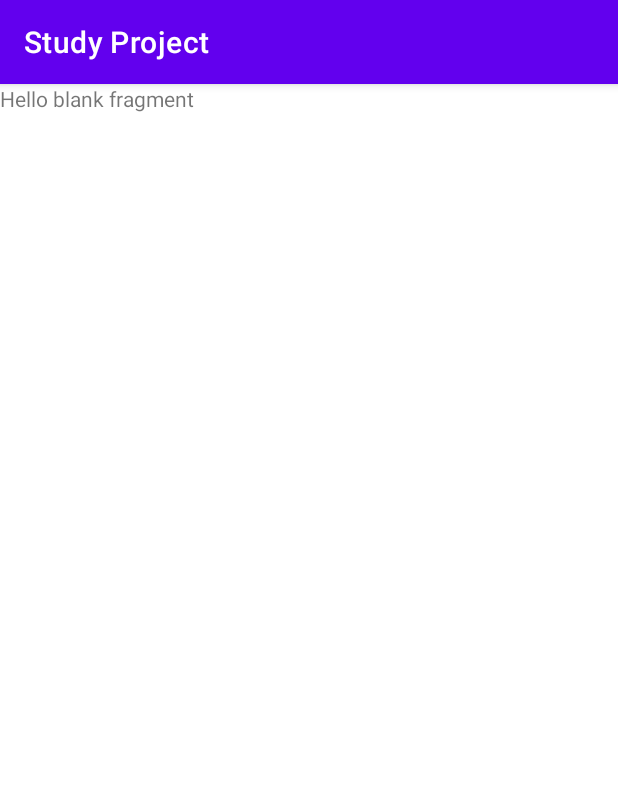
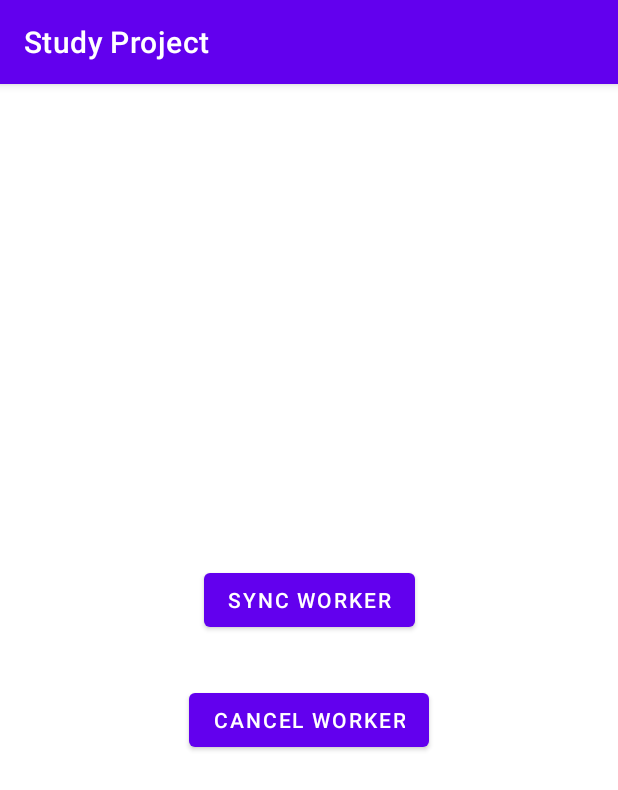
Before and after one commit to patildnyaneshwar/StudyProject, an Android app: the screen it shows after launch (JobsActivity), on a phone screen of 412 x 824 dp. Shown: the top 790 px of the screen. Run offline under Robolectric (Android 15) with nearby library versions, the phone set to English and light mode, and no system bars; our stand-ins replace Timber, data binding; 1 statement that could not run was skipped.

Commit message:
observerd work-manager

```diff
--- a/app/build.gradle
+++ b/app/build.gradle
@@ -71,4 +71,6 @@ dependencies {
     implementation("androidx.lifecycle:lifecycle-livedata-ktx:$lifecycle_version")
     // Lifecycles only (without ViewModel or LiveData)
     implementation("androidx.lifecycle:lifecycle-runtime-ktx:$lifecycle_version")
+    implementation("androidx.work:work-runtime-ktx:$work_version")
+    implementation 'com.jakewharton.timber:timber:4.7.1'
 }
--- a/app/src/main/java/com/project/study/ui/BaseActivity.kt
+++ b/app/src/main/java/com/project/study/ui/BaseActivity.kt
@@ -1,8 +1,6 @@
 package com.project.study.ui
 
 import android.os.Bundle
-import android.os.Handler
-import android.os.Looper
 import android.util.Log
 import androidx.appcompat.app.AppCompatActivity
 import androidx.databinding.DataBindingUtil
@@ -10,6 +8,9 @@ import com.project.study.R
 import com.project.study.databinding.ActivityBaseBinding
 import com.project.study.utils.networkCallback
 import com.project.study.utils.showToast
+import timber.log.Timber
+import timber.log.Timber.DebugTree
+
 
 private const val TAG = "BaseActivity"
 
@@ -20,6 +21,7 @@ open class BaseActivity : AppCompatActivity() {
     override fun onCreate(savedInstanceState: Bundle?) {
         super.onCreate(savedInstanceState)
         binding = DataBindingUtil.setContentView(this, R.layout.activity_base)
+        Timber.plant(DebugTree())
 
         networkCallback().observe(this, {
             Log.d(TAG, "onCreate:networkCallback $it")
--- a/app/src/main/java/com/project/study/ui/JobsFragment.kt
+++ b/app/src/main/java/com/project/study/ui/JobsFragment.kt
@@ -1,13 +1,21 @@
 package com.project.study.ui
 
 import android.os.Bundle
-import androidx.fragment.app.Fragment
 import android.view.LayoutInflater
 import android.view.View
 import android.view.ViewGroup
+import androidx.databinding.DataBindingUtil
+import androidx.fragment.app.Fragment
+import androidx.work.*
 import com.project.study.R
+import com.project.study.databinding.FragmentJobsBinding
+import com.project.study.utils.WorkerTask
+import timber.log.Timber
+import java.util.concurrent.TimeUnit
 
 class JobsFragment : Fragment() {
+
+    private lateinit var binding: FragmentJobsBinding
 
     override fun onCreateView(
         inflater: LayoutInflater, container: ViewGroup?,
@@ -17,4 +25,51 @@ class JobsFragment : Fragment() {
         return inflater.inflate(R.layout.fragment_jobs, container, false)
     }
 
+    override fun onViewCreated(view: View, savedInstanceState: Bundle?) {
+        super.onViewCreated(view, savedInstanceState)
+        binding = DataBindingUtil.bind(view)!!
+
+        /*
+        * When we cancel task manually(by code) onStopped() not called & Observer will trigger CANCELLED state
+
+        KEEP:
+        * If task is in RUNNING/ENQUEUED state & Again calling enqueueUniqueWork ignores new task
+
+        REPLACE:
+        * If task as returned result & in ENQUEUED state then it will replace the new task with old task
+        * If task is still RUNNING state & we call enqueueUniqueWork then running task will be stopped (onStopped() called) & reinitialize task again
+
+        * Retry will try executing doWork() on every 30 sec, 1min, 2min, etc(prev * 2) in time frame
+        * */
+        val constraints = Constraints.Builder()
+            .setRequiredNetworkType(NetworkType.CONNECTED)
+            .setRequiresBatteryNotLow(true)
+            .build()
+        val workRequest = PeriodicWorkRequest.Builder(WorkerTask::class.java, 15, TimeUnit.MINUTES)
+            .addTag("worker_task")
+            .setConstraints(constraints)
+            .setInitialDelay(1, TimeUnit.MINUTES)
+            .build()
+
+        WorkManager.getInstance(requireContext()).getWorkInfosByTagLiveData("worker_task")
+            .observe(viewLifecycleOwner, {
+                for (i in it.indices) {
+                    Timber.d("worker_state: %s", it[i].state)
+                }
+            })
+
+        binding.btnSyncWorker.setOnClickListener {
+            WorkManager.getInstance(requireContext())
+                .enqueueUniquePeriodicWork(
+                    "worker_task",
+                    ExistingPeriodicWorkPolicy.KEEP,
+                    workRequest
+                )
+        }
+
+        binding.btnCancelWorker.setOnClickListener {
+            WorkManager.getInstance(requireContext()).cancelAllWork()
+        }
+    }
+
 }
--- a/app/src/main/res/layout/fragment_jobs.xml
+++ b/app/src/main/res/layout/fragment_jobs.xml
@@ -1,14 +1,41 @@
 <?xml version="1.0" encoding="utf-8"?>
-<FrameLayout xmlns:android="http://schemas.android.com/apk/res/android"
-    xmlns:tools="http://schemas.android.com/tools"
-    android:layout_width="match_parent"
-    android:layout_height="match_parent"
-    tools:context=".ui.JobsFragment">
+<layout xmlns:android="http://schemas.android.com/apk/res/android"
+    xmlns:app="http://schemas.android.com/apk/res-auto"
+    xmlns:tools="http://schemas.android.com/tools">
 
-    <!-- TODO: Update blank fragment layout -->
-    <TextView
+    <data>
+
+    </data>
+
+    <androidx.constraintlayout.widget.ConstraintLayout
         android:layout_width="match_parent"
         android:layout_height="match_parent"
-        android:text="@string/hello_blank_fragment" />
+        tools:context=".ui.JobsFragment">
 
-</FrameLayout>
+        <Button
+            android:id="@+id/btn_sync_worker"
+            android:layout_width="wrap_content"
+            android:layout_height="wrap_content"
+            android:layout_marginBottom="16dp"
+            android:text="Sync Worker"
+            app:layout_constraintBottom_toTopOf="@+id/btn_cancel_worker"
+            app:layout_constraintEnd_toEndOf="parent"
+            app:layout_constraintHorizontal_bias="0.5"
+            app:layout_constraintStart_toStartOf="parent"
+            app:layout_constraintTop_toTopOf="parent"
+            app:layout_constraintVertical_chainStyle="packed" />
+
+        <Button
+            android:id="@+id/btn_cancel_worker"
+            android:layout_width="wrap_content"
+            android:layout_height="wrap_content"
+            android:layout_marginTop="16dp"
+            android:text="Cancel Worker"
+            app:layout_constraintBottom_toBottomOf="parent"
+            app:layout_constraintEnd_toEndOf="parent"
+            app:layout_constraintHorizontal_bias="0.5"
+            app:layout_constraintStart_toStartOf="parent"
+            app:layout_constraintTop_toBottomOf="@+id/btn_sync_worker" />
+
+    </androidx.constraintlayout.widget.ConstraintLayout>
+</layout>
--- a/build.gradle
+++ b/build.gradle
@@ -16,6 +16,7 @@ buildscript {
         espresso_version = "3.3.0"
         glide_version = "4.12.0"
         core_ktx_version = "1.5.0"
+        work_version = "2.5.0"
     }
     repositories {
         google()
```
Also changed, not shown: app/src/main/java/com/project/study/utils/WorkerTask.kt (added, +30 -0 lines).
